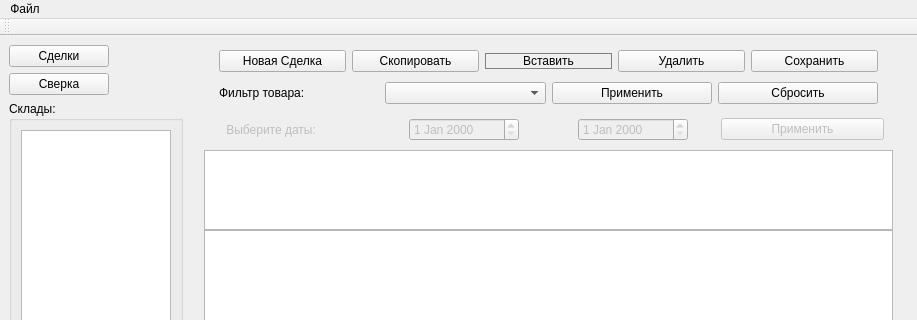
First picture: the form in mainwindow.ui, repository Nemoy123/Tranzit-LSD, before the edit; both pictures show x 0 to 917 and y 0 to 320 of the 917 by 511 pixel window.
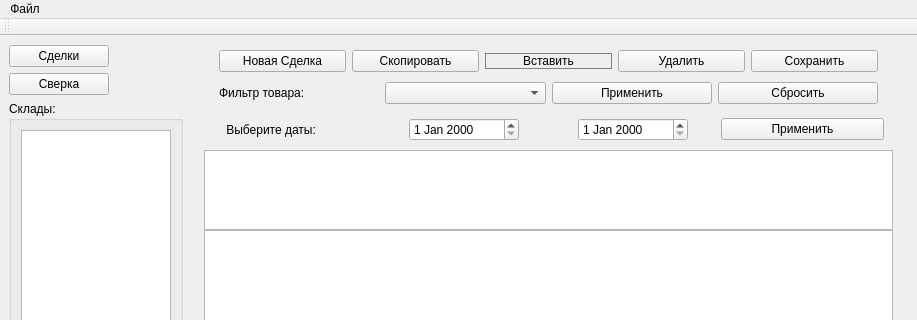
Second picture: the form after the edit.

Patch:
```diff
--- a/mainwindow.ui
+++ b/mainwindow.ui
@@ -257,7 +257,7 @@
       <item>
        <widget class="QWidget" name="horizontalWidget" native="true">
         <property name="enabled">
-         <bool>false</bool>
+         <bool>true</bool>
         </property>
         <layout class="QHBoxLayout" name="filter_date">
          <item>
```
Left out of the diff: 8 changed lines with no effect on the pictures.
